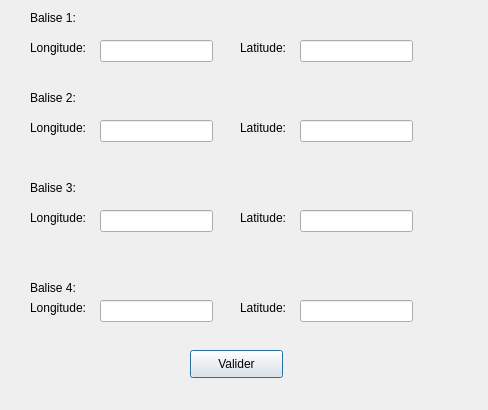
This is ihm/forms/Balise_IHM.ui in etiennelndr/ihm_voilierautonome as Qt 5 draws it before an edit. The edited form follows.
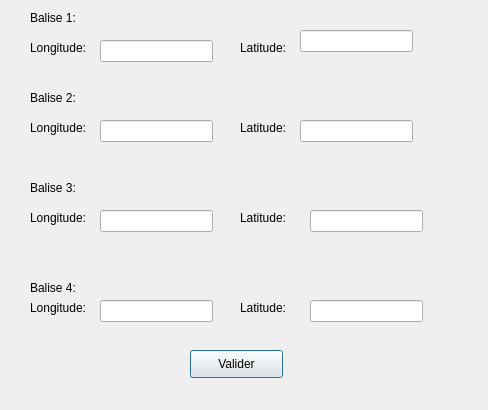
This is the edited form.

Patch:
```diff
--- a/ihm/forms/Balise_IHM.ui
+++ b/ihm/forms/Balise_IHM.ui
@@ -29,8 +29,8 @@
   <widget class="QLineEdit" name="TxtLatitude_3">
    <property name="geometry">
     <rect>
-     <x>300</x>
-     <y>210</y>
+     <x>310</x>
+     <y>300</y>
      <width>113</width>
      <height>22</height>
     </rect>
@@ -156,8 +156,8 @@
   <widget class="QLineEdit" name="TxtLongitude_3">
    <property name="geometry">
     <rect>
-     <x>100</x>
-     <y>210</y>
+     <x>300</x>
+     <y>30</y>
      <width>113</width>
      <height>22</height>
     </rect>
@@ -166,7 +166,7 @@
   <widget class="QLineEdit" name="TxtLatitude_2">
    <property name="geometry">
     <rect>
-     <x>300</x>
+     <x>100</x>
      <y>120</y>
      <width>113</width>
      <height>22</height>
@@ -176,7 +176,7 @@
   <widget class="QLineEdit" name="TxtLongitude_2">
    <property name="geometry">
     <rect>
-     <x>100</x>
+     <x>300</x>
      <y>120</y>
      <width>113</width>
      <height>22</height>
@@ -186,8 +186,8 @@
   <widget class="QLineEdit" name="TxtLatitude_4">
    <property name="geometry">
     <rect>
-     <x>300</x>
-     <y>300</y>
+     <x>100</x>
+     <y>210</y>
      <width>113</width>
      <height>22</height>
     </rect>
@@ -209,8 +209,8 @@
   <widget class="QLineEdit" name="TxtLatitude_1">
    <property name="geometry">
     <rect>
-     <x>300</x>
-     <y>40</y>
+     <x>310</x>
+     <y>210</y>
      <width>113</width>
      <height>22</height>
     </rect>
```
